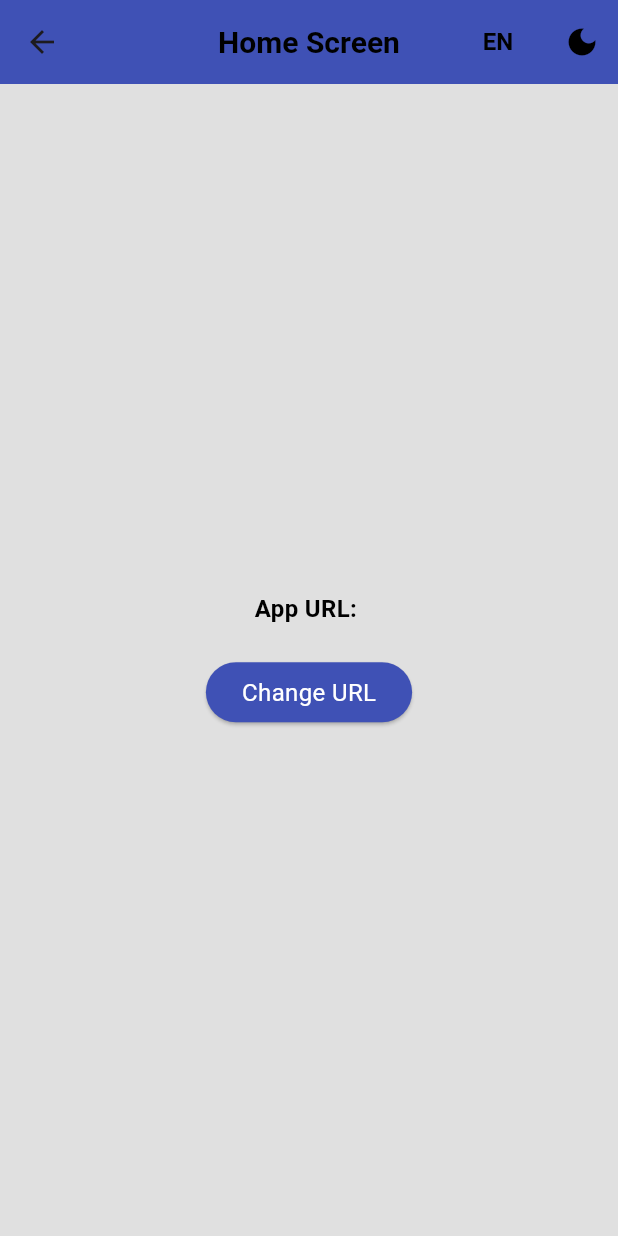
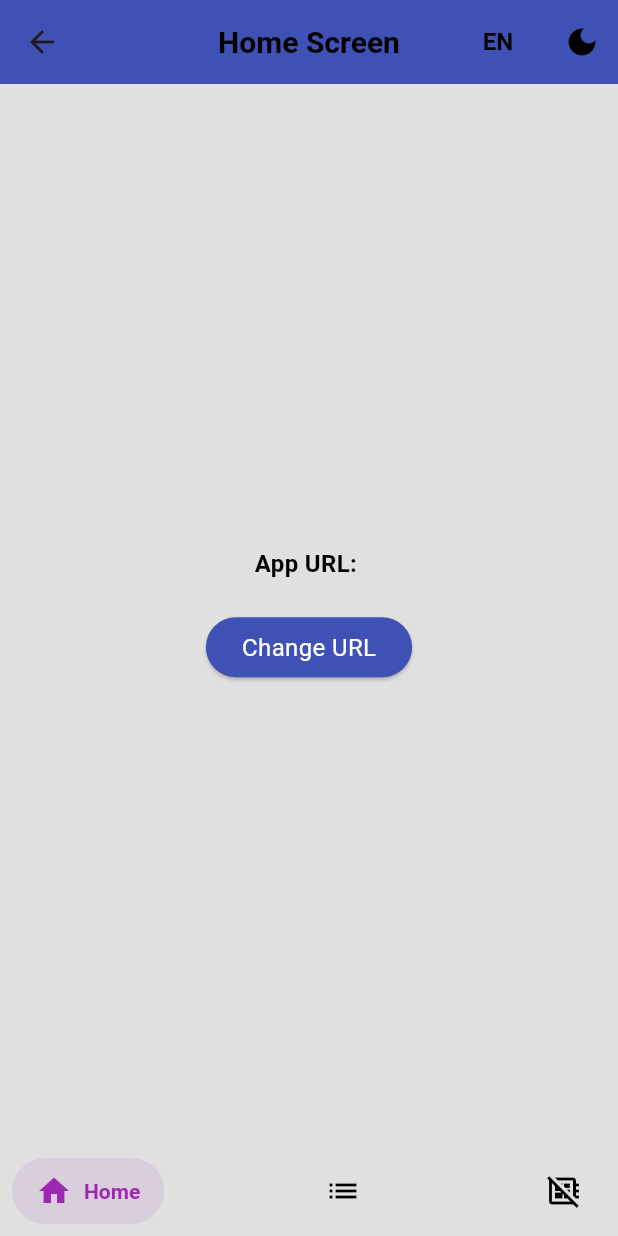
Before and after one commit to vladuhalys/flutter_webspark_test_app, a Flutter app: the HomeScreen screen opened by its route, after a tap on "UK", on a phone screen of 412 x 824 dp. Run offline on Flutter 3.47's test engine with Material 3 defaults, Android fonts, the phone set to English and light mode, and no system bars; drawn by our look-alikes of salomon_bottom_bar; our stand-ins replace dio, flutter_secure_storage, get; accounts and stored records are empty.

Commit message:
Added bottom navigation bar

```diff
--- a/lib/core/localization/keys/english.dart
+++ b/lib/core/localization/keys/english.dart
@@ -24,5 +24,10 @@ abstract class English {
     //Screen titles
     'screen_url_title': 'Url Screen',
     'screen_home_title': 'Home Screen',
+
+    //Bottom navigation bar
+    'home': 'Home',
+    'list': 'List',
+    'board': 'Board',
   };
 }
--- a/lib/core/localization/keys/keys.dart
+++ b/lib/core/localization/keys/keys.dart
@@ -24,4 +24,9 @@ abstract class LangKeys {
   //Screen titles
   static const screenUrlTitle = 'screen_url_title';
   static const screenHomeTitle = 'screen_home_title';
+
+  //Bottom navigation bar
+  static const home = 'home';
+  static const list = 'list';
+  static const board = 'board';
 }
--- a/lib/core/localization/keys/ukrainian.dart
+++ b/lib/core/localization/keys/ukrainian.dart
@@ -25,5 +25,10 @@ abstract class Ukrainian {
     //Screen titles
     'screen_url_title': 'Екран URL',
     'screen_home_title': 'Головний екран',
+
+    //Bottom navigation bar
+    'home': 'Головна',
+    'list': 'Список',
+    'board': 'Дошка',
   };
 }
--- a/lib/core/utils/bindings.dart
+++ b/lib/core/utils/bindings.dart
@@ -3,6 +3,7 @@ import 'package:flutter_webspark_test_app/core/theme/controller/theme_controller
 import 'package:flutter_webspark_test_app/feature/data/source/local/local_storge_controller.dart';
 import 'package:flutter_webspark_test_app/feature/data/source/remote/dio_controller.dart';
 import 'package:flutter_webspark_test_app/feature/presentation/screens/url/validation/url_validation_controller.dart';
+import 'package:flutter_webspark_test_app/feature/presentation/widgets/bottom_bar/custom_bottom_bar_controller.dart';
 import 'package:get/get.dart';
 
 class AppBindings extends Bindings {
@@ -13,5 +14,6 @@ class AppBindings extends Bindings {
     Get.lazyPut<DioController>(() => DioController());
     Get.lazyPut<UrlValidationController>(() => UrlValidationController());
     Get.lazyPut<LocalStorageController>(() => LocalStorageController());
+    Get.lazyPut<CustomBottomBarController>(() => CustomBottomBarController());
   }
 }
--- a/lib/feature/presentation/screens/home/home_screen.dart
+++ b/lib/feature/presentation/screens/home/home_screen.dart
@@ -4,6 +4,7 @@ import 'package:flutter_webspark_test_app/core/router/app_router.dart';
 import 'package:flutter_webspark_test_app/core/theme/colors/dark_colors.dart';
 import 'package:flutter_webspark_test_app/feature/data/source/local/local_storge_controller.dart';
 import 'package:flutter_webspark_test_app/feature/presentation/widgets/appbar/appbar.dart';
+import 'package:flutter_webspark_test_app/feature/presentation/widgets/bottom_bar/custom_bottom_bar.dart';
 import 'package:get/get.dart';
 
 class HomeScreen extends StatelessWidget {
@@ -39,7 +40,9 @@ class HomeScreen extends StatelessWidget {
               ),
             ],
           ),
-          ));
+        ),
+        bottomNavigationBar: const CustomBottomBar(),
+      );
     });
   }
 }
--- /dev/null
+++ b/lib/feature/presentation/widgets/bottom_bar/custom_bottom_bar.dart
@@ -0,0 +1,42 @@
+import 'package:flutter/material.dart';
+import 'package:flutter_webspark_test_app/core/localization/keys/keys.dart';
+import 'package:get/get.dart';
+import 'package:salomon_bottom_bar/salomon_bottom_bar.dart';
+
+import 'custom_bottom_bar_controller.dart';
+
+class CustomBottomBar extends StatelessWidget {
+  const CustomBottomBar({super.key});
+
+  @override
+  Widget build(BuildContext context) {
+    return GetBuilder<CustomBottomBarController>(builder: (controller) {
+      return SalomonBottomBar(
+        currentIndex: controller.currentIndex.value,
+        onTap: (index) => controller.changeIndex(index),
+        items: [
+          /// Home
+          SalomonBottomBarItem(
+            icon: const Icon(Icons.home),
+            title: Text(LangKeys.home.tr),
+            selectedColor: Colors.purple,
+          ),
+
+          /// List
+          SalomonBottomBarItem(
+            icon: const Icon(Icons.list),
+            title: Text(LangKeys.list.tr),
+            selectedColor: Colors.pink,
+          ),
+
+          /// Search
+          SalomonBottomBarItem(
+            icon: const Icon(Icons.developer_board_off),
+            title: Text(LangKeys.board.tr),
+            selectedColor: Colors.orange,
+          ),
+        ],
+      );
+    });
+  }
+}
--- /dev/null
+++ b/lib/feature/presentation/widgets/bottom_bar/custom_bottom_bar_controller.dart
@@ -0,0 +1,10 @@
+import 'package:get/get.dart';
+
+class CustomBottomBarController extends GetxController {
+  final currentIndex = 0.obs;
+
+  void changeIndex(int index) {
+    currentIndex.value = index;
+    update();
+  }
+}
--- a/pubspec.yaml
+++ b/pubspec.yaml
@@ -12,7 +12,7 @@ dependencies:
   get: ^4.6.6
   dio: ^5.4.3+1
   flutter_secure_storage: ^9.0.0
-  lottie: ^3.1.0
+  salomon_bottom_bar: ^3.3.2
 
 dev_dependencies:
   flutter_test:
```
Also changed, not shown: pubspec.lock. Lines whose indentation alone changed are shown as unchanged.
